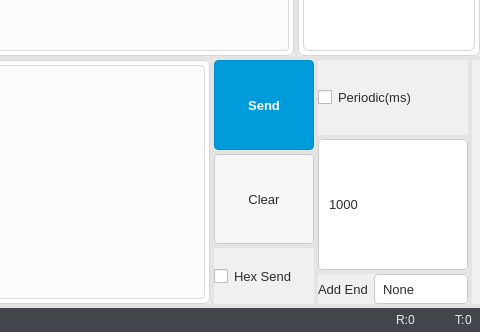
First picture: the form in app/serialpanel.ui, repository rts-component/rts-tools, before the edit; both pictures show x 320 to 800 and y 268 to 600 of the 800 by 600 pixel window.
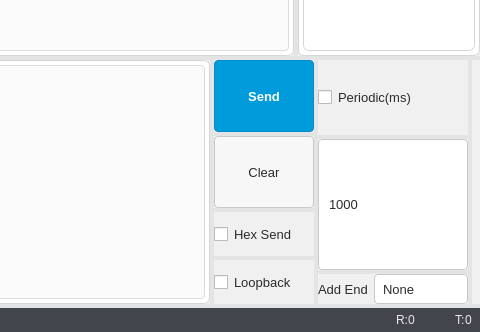
Second picture: the form after the edit. Icons and pictures are not drawn. Custom widgets are drawn as their Qt base class.

The edit to the form file:
```diff
--- a/app/serialpanel.ui
+++ b/app/serialpanel.ui
@@ -741,6 +741,26 @@
          <string>Hex Send </string>
         </property>
        </widget>
+       <widget class="QCheckBox" name="loopbackCheckBox">
+        <property name="toolTip">
+         <string>Feed everything you send straight into the receive side (for loopback tests)</string>
+        </property>
+        <property name="minimumSize">
+         <size>
+          <width>100</width>
+          <height>0</height>
+         </size>
+        </property>
+        <property name="maximumSize">
+         <size>
+          <width>100</width>
+          <height>16777215</height>
+         </size>
+        </property>
+        <property name="text">
+         <string>Loopback</string>
+        </property>
+       </widget>
       </widget>
       <widget class="QSplitter" name="sendOptionsSplitter">
        <property name="orientation">
```
